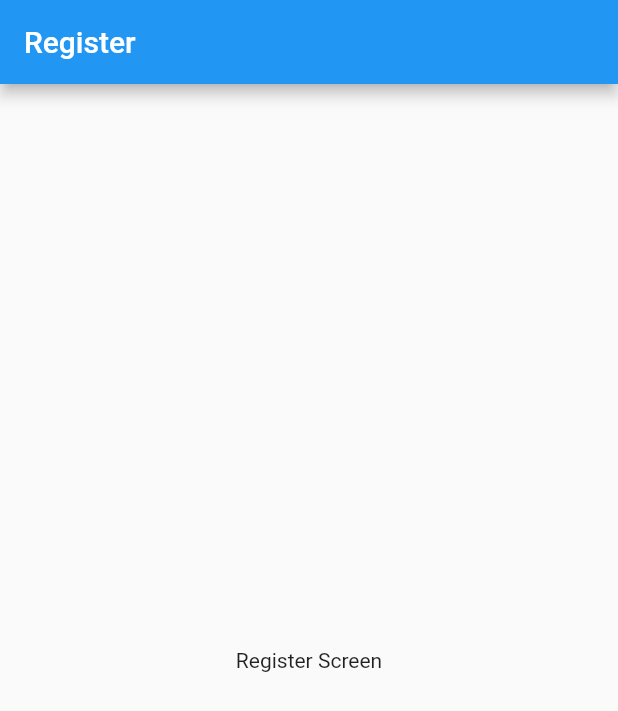
After one commit to JohnRamberger/DisasterReliefAid, a Flutter app: the screen it shows after launch, on a phone screen of 412 x 824 dp. The commit adds this screen. Shown: the top 711 px of the screen. Run offline on Flutter 3.47's test engine with Material 2 defaults, Android fonts, the phone set to English and light mode, and no system bars.

Commit message:
setup screens

```diff
--- /dev/null
+++ b/disaster_relief_aid_flutter/lib/App.dart
@@ -0,0 +1,56 @@
+import 'package:flutter/material.dart';
+
+// import config
+import 'DRA.config.dart';
+
+// import screens
+import 'Screens/Register.screen.dart';
+import 'Screens/Home.screen.dart';
+
+// class MyApp extends StatelessWidget {
+//   const MyApp({super.key});
+
+//   // This widget is the root of your application.
+//   @override
+//   Widget build(BuildContext context) {
+//     return MaterialApp(
+//       title: 'Flutter Demo',
+//       theme: ThemeData(
+//         // This is the theme of your application.
+//         //
+//         // Try running your application with "flutter run". You'll see the
+//         // application has a blue toolbar. Then, without quitting the app, try
+//         // changing the primarySwatch below to Colors.green and then invoke
+//         // "hot reload" (press "r" in the console where you ran "flutter run",
+//         // or simply save your changes to "hot reload" in a Flutter IDE).
+//         // Notice that the counter didn't reset back to zero; the application
+//         // is not restarted.
+//         primarySwatch: Colors.blue,
+//       ),
+//       home: const Text("asd"),
+//     );
+//   }
+// }
+
+class MyApp extends StatefulWidget {
+  const MyApp({super.key});
+
+  @override
+  State<MyApp> createState() => _MyAppState();
+}
+
+class _MyAppState extends State<MyApp> {
+  @override
+  Widget build(BuildContext context) {
+    // check if user is logged in
+    const bool isLoggedIn = false;
+
+    // if user is not logged in, show register screen, else show home screen
+    return MaterialApp(
+      title: Config.appName,
+      theme: ThemeData.light(),
+      darkTheme: ThemeData.dark(),
+      home: !isLoggedIn ? const RegisterScreen() : const HomeScreen(),
+    );
+  }
+}
--- /dev/null
+++ b/disaster_relief_aid_flutter/lib/Screens/Register.screen.dart
@@ -0,0 +1,22 @@
+import 'package:flutter/material.dart';
+import 'package:flutter/src/widgets/container.dart';
+import 'package:flutter/src/widgets/framework.dart';
+
+class RegisterScreen extends StatefulWidget {
+  const RegisterScreen({super.key});
+
+  @override
+  State<RegisterScreen> createState() => _RegisterScreenState();
+}
+
+class _RegisterScreenState extends State<RegisterScreen> {
+  @override
+  Widget build(BuildContext context) {
+    return Scaffold(
+      appBar: AppBar(
+        title: const Text("Register"),
+      ),
+      body: const Center(child: Text("Register Screen")),
+    );
+  }
+}
```
Also changed, not shown: disaster_relief_aid_flutter/lib/Screens/Home.screen.dart (added, +22 -0 lines), disaster_relief_aid_flutter/lib/main.dart (+3 -110 lines), disaster_relief_aid_flutter/lib/DRA.config.dart (added).
